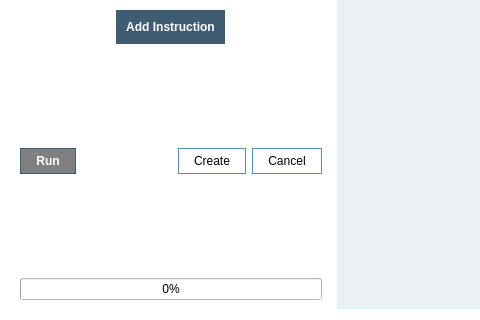
This is ui/Test_v2.ui in DaniCaballero/ide as Qt 5 draws it before an edit; both pictures show x 0 to 480 and y 181 to 501 of the 802 by 501 pixel window. The edited form follows.
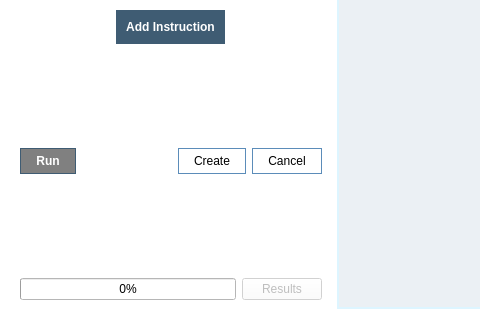
This is the edited form.

Commit message: results shown in table

```diff
--- a/ui/Test_v2.ui
+++ b/ui/Test_v2.ui
@@ -29,7 +29,7 @@
 
 </string>
   </property>
-  <layout class="QHBoxLayout" name="horizontalLayout_3">
+  <layout class="QHBoxLayout" name="horizontalLayout_5">
    <item>
     <widget class="QWidget" name="widget" native="true">
      <property name="sizePolicy">
@@ -325,11 +325,25 @@
        </spacer>
       </item>
       <item>
+       <layout class="QHBoxLayout" name="horizontalLayout_3">
+        <item>
        <widget class="QProgressBar" name="progressBar">
         <property name="value">
          <number>0</number>
         </property>
        </widget>
+        </item>
+        <item>
+         <widget class="QPushButton" name="results_btn">
+          <property name="enabled">
+           <bool>false</bool>
+          </property>
+          <property name="text">
+           <string>Results</string>
+          </property>
+         </widget>
+        </item>
+       </layout>
       </item>
      </layout>
     </widget>
```
Lines whose indentation alone changed are shown as unchanged. The commit also changes 30 other files.
